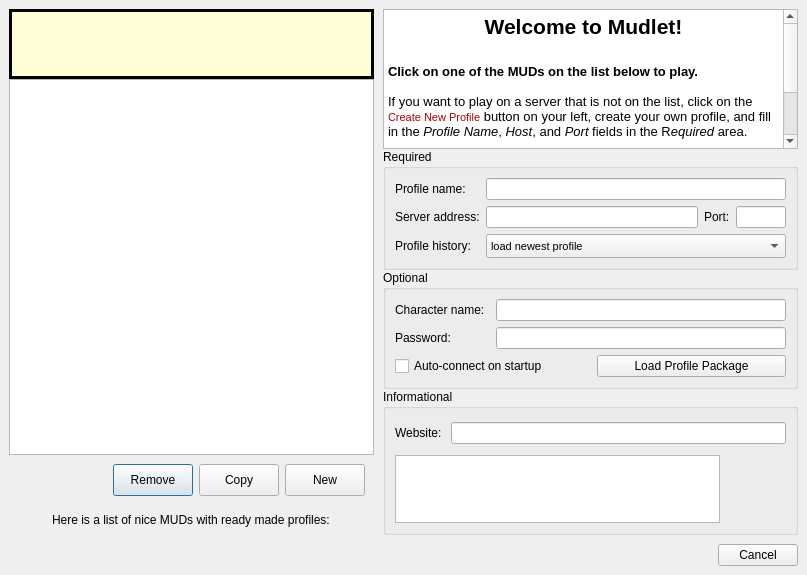
First picture: the form in src/ui/connection_profiles.ui, repository Mudlet/Mudlet, before the edit.
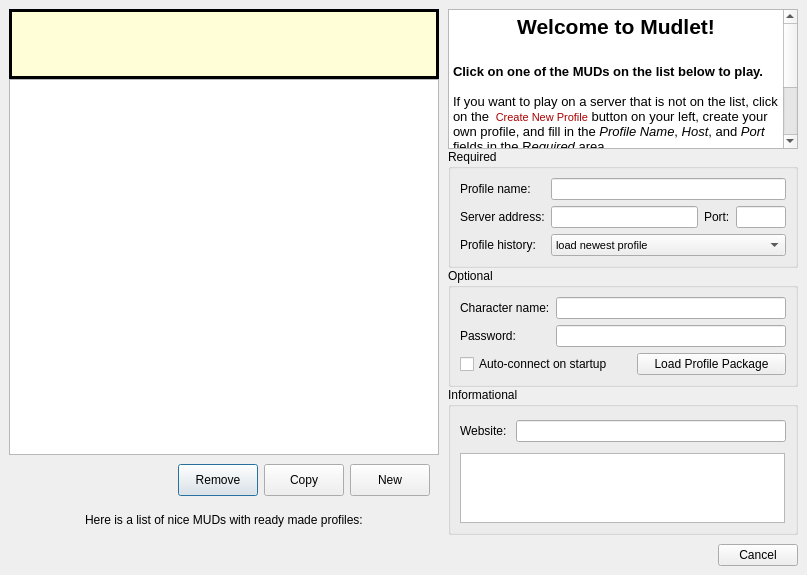
Second picture: the form after the edit. Icons and pictures are not drawn.

Diff of the .ui file:
```diff
--- a/src/ui/connection_profiles.ui
+++ b/src/ui/connection_profiles.ui
@@ -2386,8 +2386,8 @@
               </property>
               <property name="minimumSize">
                <size>
-                <width>300</width>
-                <height>24</height>
+                <width>0</width>
+                <height>0</height>
                </size>
               </property>
               <property name="font">
```
